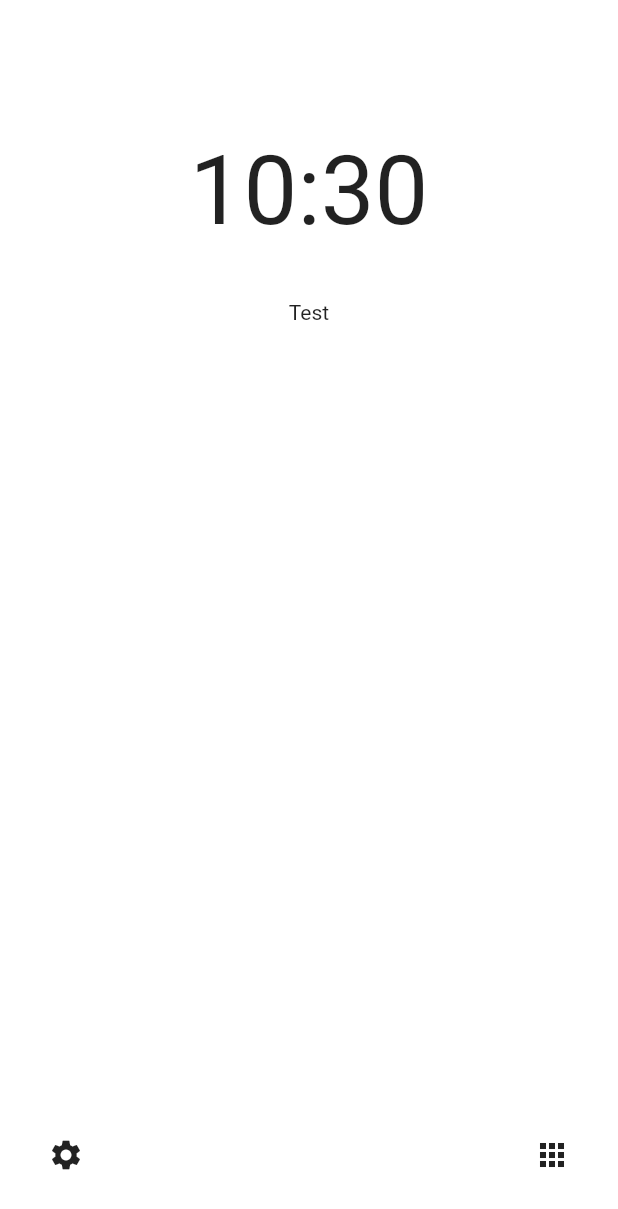
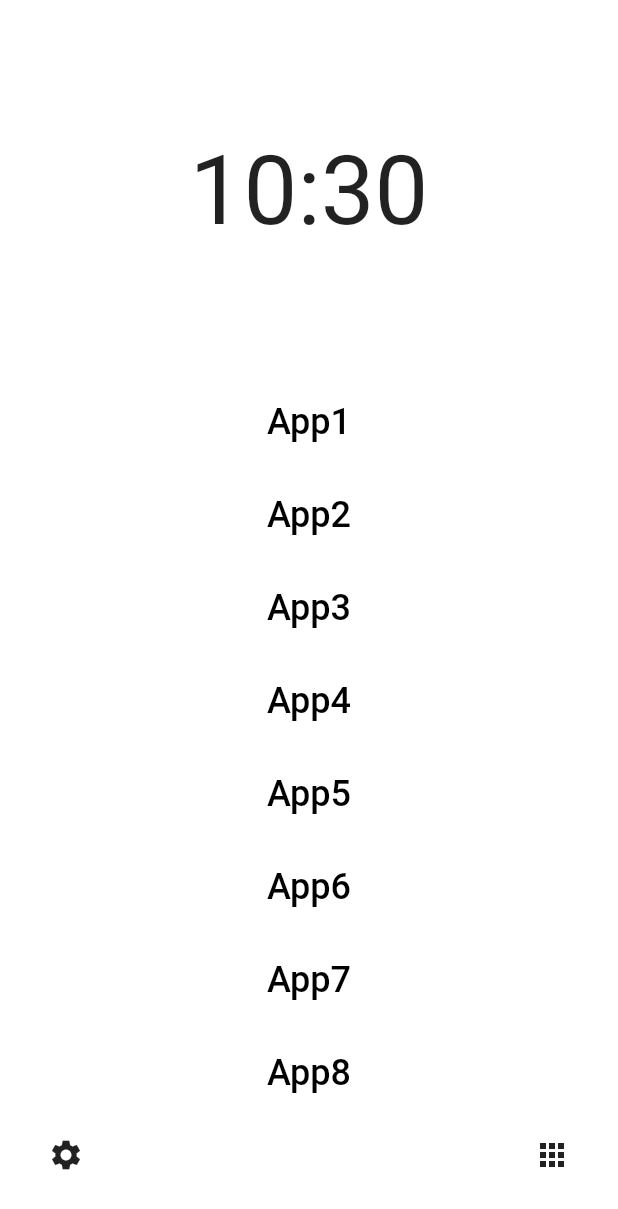
Before and after one commit to easton57/feather_launcher, a Flutter app: the screen it shows after launch, on a phone screen of 412 x 824 dp. Shown: the top 1209 px of the screen. Run offline on Flutter 3.47's test engine with Material 3 defaults, Android fonts, the phone set to English and light mode, and no system bars; our stand-ins replace shared_preferences; missing offline and left inert: installed_apps.

Commit message:
Skeelton foe the app list on the home screen

```diff
--- a/lib/screens/home.dart
+++ b/lib/screens/home.dart
@@ -1,14 +1,13 @@
 import 'package:flutter/material.dart';
 import 'package:flutter/services.dart';
 import 'package:feather_launcher/util/clock.dart';
+import 'package:feather_launcher/util/home_app_list.dart';
 import 'package:feather_launcher/screens/app_list.dart';
 
 // TODO: Have a black and white color option and transparent background option
 // TODO: Swap settings and app drawer icons in settings
 
 class HomeScreen extends StatelessWidget {
-  final List<String> _appNames = ['App1', 'App2', 'App3'];
-
   HomeScreen({super.key});
 
   @override
@@ -28,11 +27,9 @@ class HomeScreen extends StatelessWidget {
         ),
         Row(mainAxisAlignment: MainAxisAlignment.center, children: [
           Padding(
-              padding: EdgeInsets.fromLTRB(0, 200, 0, 0),
+              padding: EdgeInsets.fromLTRB(0, 250, 0, 0),
               child: Row(
-                children: [
-                  Text('Test')
-                ],
+                children: [HomeAppList()],
               ))
         ]),
         Padding(
@@ -69,11 +66,4 @@ class HomeScreen extends StatelessWidget {
       shadowColor: Colors.transparent,
     );
   }
-
-  Widget _buildAppList() {
-    return Column(
-      children:
-          _appNames.map((appName) => ListTile(title: Text(appName))).toList(),
-    );
-  }
 }
--- /dev/null
+++ b/lib/util/home_app_list.dart
@@ -0,0 +1,36 @@
+import 'dart:async';
+import 'package:flutter/material.dart';
+
+class HomeAppList extends StatefulWidget {
+  @override
+  _ListState createState() => _ListState();
+}
+
+class _ListState extends State<HomeAppList> {
+  List<String> appList = ['App1', 'App2', 'App3', 'App4', 'App5', 'App6', 'App7', 'App8'];
+
+  void _updateList() {
+    setState(() {
+      appList = appList;
+    });
+  }
+
+  @override
+  void initState() {
+    super.initState();
+    _updateList(); // initial update
+    Timer.periodic(Duration(seconds: 1), (timer) => _updateList());
+  }
+
+  @override
+  Widget build(BuildContext context) {
+    return Column(
+      children: appList
+          .map((appName) => Padding(padding: EdgeInsets.fromLTRB(0, 7, 0, 7), child: TextButton(
+                onPressed: () => (),
+                child: Text(appName, style: TextStyle(fontSize: 24, color: Colors.black),),
+              )))
+          .toList(),
+    );
+  }
+}
```
